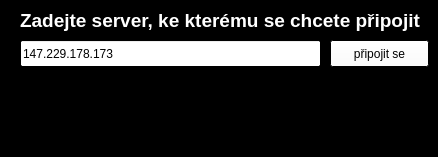
Qt form src/client/gui/client_bludiste/server_connection_window.ui (vokracko/ICP--Bludiste) before a commit.
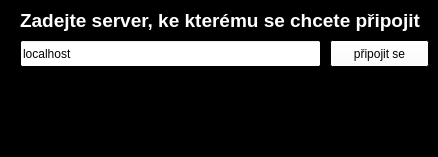
The same form after that commit.

```diff
--- a/src/client/gui/client_bludiste/server_connection_window.ui
+++ b/src/client/gui/client_bludiste/server_connection_window.ui
@@ -243,7 +243,7 @@
      </rect>
     </property>
     <property name="text">
-     <string>147.229.178.173</string>
+     <string>localhost</string>
     </property>
    </widget>
    <widget class="QPushButton" name="server_connect_button">
```
